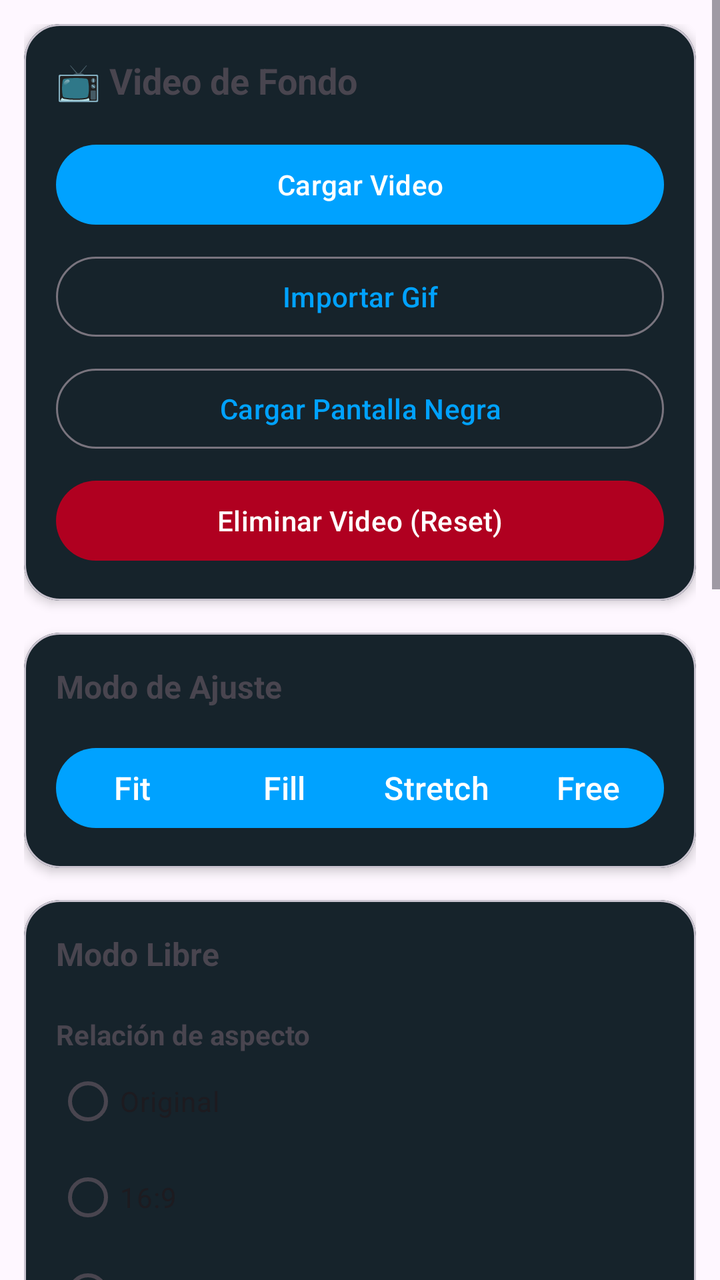
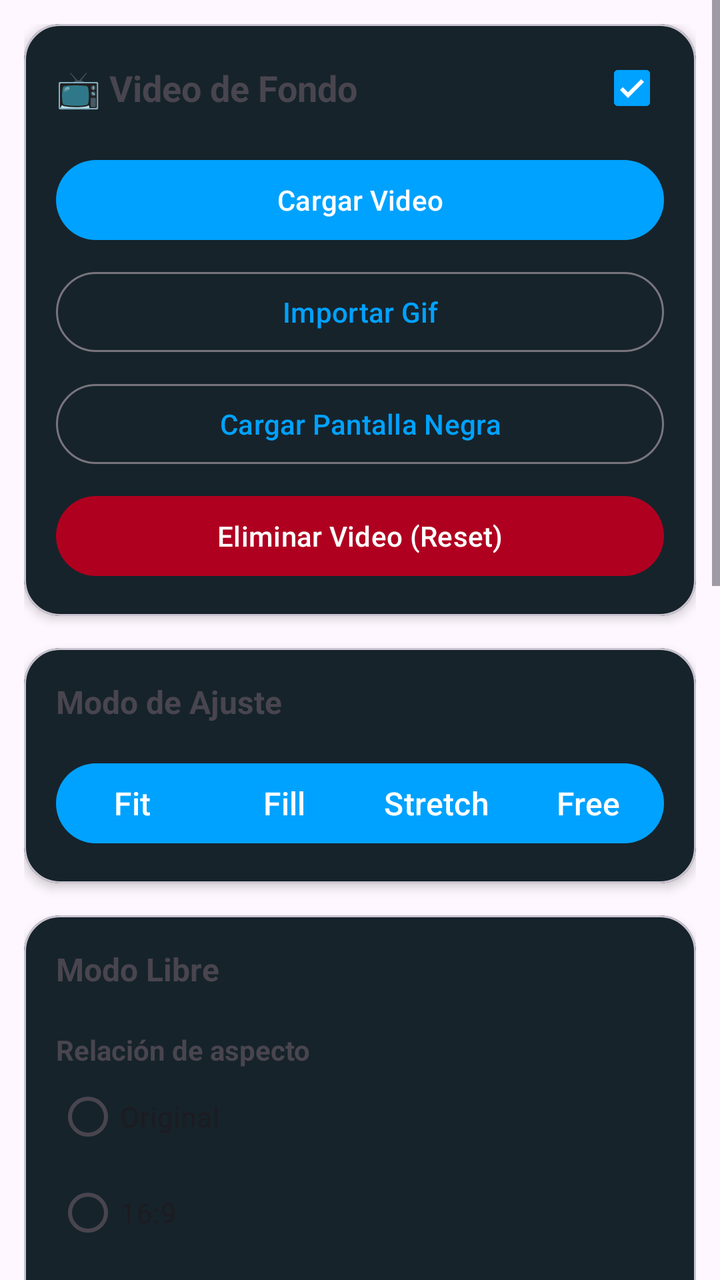

Screens rendered from an Android XML layout before and after an edit, with the pre-edit source and the edit as a unified diff.
<!-- AndroidManifest.xml: application theme Theme.RomasterLiveWall -->
<!-- res/layout/layout_video.xml -->
<?xml version="1.0" encoding="utf-8"?>
<ScrollView
    xmlns:android="http://schemas.android.com/apk/res/android"
    xmlns:app="http://schemas.android.com/apk/res-auto"
    android:layout_width="match_parent"
    android:layout_height="match_parent">

    <LinearLayout
        android:layout_width="match_parent"
        android:layout_height="wrap_content"
        android:orientation="vertical"
        android:padding="12dp">

        
        
        

        <com.google.android.material.card.MaterialCardView
            android:layout_width="match_parent"
            android:layout_height="wrap_content"
            android:layout_marginBottom="16dp"
            app:cardCornerRadius="18dp"
            app:cardElevation="3dp">

            <LinearLayout
                android:layout_width="match_parent"
                android:layout_height="wrap_content"
                android:orientation="vertical"
                android:padding="16dp">

                <TextView
                    android:layout_width="wrap_content"
                    android:layout_height="wrap_content"
                    android:text="📺 Video de Fondo"
                    android:textStyle="bold"
                    android:textSize="18sp"/>

                <com.google.android.material.button.MaterialButton
                    android:id="@+id/buttonSelectVideo"
                    style="@style/Widget.Material3.Button"
                    android:layout_width="match_parent"
                    android:layout_height="wrap_content"
                    android:layout_marginTop="16dp"
                    android:text="Cargar Video"/>

                <com.google.android.material.button.MaterialButton
                    android:id="@+id/buttonImportGifWallpaper"
                    style="@style/Widget.Material3.Button.OutlinedButton"
                    android:layout_width="match_parent"
                    android:layout_height="wrap_content"
                    android:layout_marginTop="8dp"
                    android:text="Importar Gif"/>

                <com.google.android.material.button.MaterialButton
                    android:id="@+id/buttonBlackScreenWallpaper"
                    style="@style/Widget.Material3.Button.OutlinedButton"
                    android:layout_width="match_parent"
                    android:layout_height="wrap_content"
                    android:layout_marginTop="8dp"
                    android:text="Cargar Pantalla Negra"/>

                <com.google.android.material.button.MaterialButton
                    android:id="@+id/buttonResetWallpaperVideo"
                    style="@style/Widget.Material3.Button"
                    android:layout_width="match_parent"
                    android:layout_height="wrap_content"
                    android:layout_marginTop="8dp"
                    android:text="Eliminar Video (Reset)"
                    android:textColor="@android:color/white"
                    app:backgroundTint="#B00020"/>

            </LinearLayout>

        </com.google.android.material.card.MaterialCardView>

        
        
        

        <com.google.android.material.card.MaterialCardView
            android:layout_width="match_parent"
            android:layout_height="wrap_content"
            android:layout_marginBottom="16dp"
            app:cardCornerRadius="18dp"
            app:cardElevation="3dp">

            <LinearLayout
                android:layout_width="match_parent"
                android:layout_height="wrap_content"
                android:orientation="vertical"
                android:padding="16dp">

                <TextView
                    android:layout_width="wrap_content"
                    android:layout_height="wrap_content"
                    android:text="Modo de Ajuste"
                    android:textStyle="bold"
                    android:textSize="16sp"/>

                <com.google.android.material.button.MaterialButtonToggleGroup
                    android:id="@+id/toggleVideoMode"
                    android:layout_width="match_parent"
                    android:layout_height="wrap_content"
                    android:layout_marginTop="16dp"
                    app:singleSelection="true">
                
                    <com.google.android.material.button.MaterialButton
                        android:id="@+id/buttonFit"
                        android:layout_width="0dp"
                        android:layout_height="wrap_content"
                        android:layout_weight="1"
                        android:textSize="16sp"
                        android:paddingHorizontal="0dp"
                        android:insetLeft="0dp"
                        android:insetRight="0dp"
                        android:text="Fit"/>
                
                    <com.google.android.material.button.MaterialButton
                        android:id="@+id/buttonFill"
                        android:layout_width="0dp"
                        android:layout_height="wrap_content"
                        android:layout_weight="1"
                        android:textSize="16sp"
                        android:paddingHorizontal="0dp"
                        android:insetLeft="0dp"
                        android:insetRight="0dp"
                        android:text="Fill"/>
                
                    <com.google.android.material.button.MaterialButton
                        android:id="@+id/buttonStretch"
                        android:layout_width="0dp"
                        android:layout_height="wrap_content"
                        android:layout_weight="1"
                        android:textSize="16sp"
                        android:paddingHorizontal="0dp"
                        android:insetLeft="0dp"
                        android:insetRight="0dp"
                        android:text="Stretch"/>
                
                    <com.google.android.material.button.MaterialButton
                        android:id="@+id/buttonFree"
                        android:layout_width="0dp"
                        android:layout_height="wrap_content"
                        android:layout_weight="1"
                        android:textSize="16sp"
                        android:paddingHorizontal="0dp"
                        android:insetLeft="0dp"
                        android:insetRight="0dp"
                        android:text="Free"/>
                
                </com.google.android.material.button.MaterialButtonToggleGroup>

            </LinearLayout>

        </com.google.android.material.card.MaterialCardView>

        
        
        

        <com.google.android.material.card.MaterialCardView
            android:id="@+id/cardFreeMode"
            android:layout_width="match_parent"
            android:layout_height="wrap_content"
            android:layout_marginBottom="16dp"
            app:cardCornerRadius="18dp"
            app:cardElevation="3dp">

            <LinearLayout
                android:layout_width="match_parent"
                android:layout_height="wrap_content"
                android:orientation="vertical"
                android:padding="16dp">

                <TextView
                    android:layout_width="wrap_content"
                    android:layout_height="wrap_content"
                    android:text="Modo Libre"
                    android:textStyle="bold"
                    android:textSize="16sp"/>

                

                <TextView
                    android:layout_width="wrap_content"
                    android:layout_height="wrap_content"
                    android:layout_marginTop="20dp"
                    android:text="Relación de aspecto"
                    android:textStyle="bold"/>

                <RadioGroup
                    android:id="@+id/radioAspectRatio"
                    android:layout_width="match_parent"
                    android:layout_height="wrap_content">

                    <RadioButton
                        android:id="@+id/radioAspectOriginal"
                        android:layout_width="wrap_content"
                        android:layout_height="wrap_content"
                        android:text="Original"/>

                    <RadioButton
                        android:id="@+id/radioAspect16x9"
                        android:layout_width="wrap_content"
                        android:layout_height="wrap_content"
                        android:text="16:9"/>

                    <RadioButton
                        android:id="@+id/radioAspect16x10"
                        android:layout_width="wrap_content"
                        android:layout_height="wrap_content"
                        android:text="16:10"/>

                    <RadioButton
                        android:id="@+id/radioAspect18x9"
                        android:layout_width="wrap_content"
                        android:layout_height="wrap_content"
                        android:text="18:9"/>
                    
                    <RadioButton
                        android:id="@+id/radioAspect20x9"
                        android:layout_width="wrap_content"
                        android:layout_height="wrap_content"
                        android:text="20:9"/>

                    <RadioButton
                        android:id="@+id/radioAspect4x3"
                        android:layout_width="wrap_content"
                        android:layout_height="wrap_content"
                        android:text="4:3"/>

                    <RadioButton
                        android:id="@+id/radioAspect3x2"
                        android:layout_width="wrap_content"
                        android:layout_height="wrap_content"
                        android:text="3:2"/>

                </RadioGroup>

                

                <LinearLayout
                    android:layout_width="match_parent"
                    android:layout_height="wrap_content"
                    android:layout_marginTop="20dp"
                    android:orientation="horizontal">

                    <TextView
                        android:layout_width="wrap_content"
                        android:layout_height="wrap_content"
                        android:layout_weight="1"
                        android:text="Zoom"/>

                    <TextView
                        android:id="@+id/textVideoZoomValue"
                        android:layout_width="wrap_content"
                        android:layout_height="wrap_content"
                        android:text="100"/>

                </LinearLayout>

                <com.google.android.material.slider.Slider
                    android:id="@+id/sliderVideoZoom"
                    android:layout_width="match_parent"
                    android:layout_height="wrap_content"
                    android:value="100"
                    android:valueFrom="10"
                    android:valueTo="800"/>

                

                <LinearLayout
                    android:layout_width="match_parent"
                    android:layout_height="wrap_content"
                    android:orientation="horizontal">

                    <TextView
                        android:layout_width="wrap_content"
                        android:layout_height="wrap_content"
                        android:layout_weight="1"
                        android:text="Posición X"/>

                    <TextView
                        android:id="@+id/textVideoPosXValue"
                        android:layout_width="wrap_content"
                        android:layout_height="wrap_content"
                        android:text="0"/>

                </LinearLayout>

                <com.google.android.material.slider.Slider
                    android:id="@+id/sliderVideoPosX"
                    android:layout_width="match_parent"
                    android:layout_height="wrap_content"
                    android:valueFrom="-100"
                    android:valueTo="100"/>

                

                <LinearLayout
                    android:layout_width="match_parent"
                    android:layout_height="wrap_content"
                    android:orientation="horizontal">

                    <TextView
                        android:layout_width="match_parent"
                        android:layout_height="wrap_content"
                        android:layout_weight="1"
                        android:text="Posición Y"/>

                    <TextView
                        android:id="@+id/textVideoPosYValue"
                        android:layout_width="wrap_content"
                        android:layout_height="wrap_content"
                        android:text="0"/>

                </LinearLayout>

                <com.google.android.material.slider.Slider
                    android:id="@+id/sliderVideoPosY"
                    android:layout_width="match_parent"
                    android:layout_height="wrap_content"
                    android:valueFrom="-100"
                    android:valueTo="100"/>

            </LinearLayout>

        </com.google.android.material.card.MaterialCardView>
        
        
        
        <com.google.android.material.card.MaterialCardView
            android:layout_width="match_parent"
            android:layout_height="wrap_content"
            android:layout_marginTop="12dp"
            app:cardCornerRadius="16dp">
        
            <LinearLayout
                android:layout_width="match_parent"
                android:layout_height="wrap_content"
                android:orientation="vertical"
                android:padding="16dp">
        
                <TextView
                    android:layout_width="wrap_content"
                    android:layout_height="wrap_content"
                    android:text="Sonido"
                    android:textStyle="bold"
                    android:textSize="16sp"/>
        
                <LinearLayout
                    android:layout_width="match_parent"
                    android:layout_height="wrap_content"
                    android:layout_marginTop="16dp"
                    android:gravity="center_vertical"
                    android:orientation="horizontal">

                    <ImageView
                        android:id="@+id/imageBgSoundIcon"
                        android:layout_width="24dp"
                        android:layout_height="24dp"
                        android:layout_marginEnd="12dp"
                        app:srcCompat="@drawable/baseline_volume_up_24"/>

                    <TextView
                        android:layout_width="0dp"
                        android:layout_height="wrap_content"
                        android:layout_weight="1"
                        android:text="Volumen"/>

                    <TextView
                        android:id="@+id/textBgSoundVolumeValue"
                        android:layout_width="wrap_content"
                        android:layout_height="wrap_content"
                        android:text="100"/>
                </LinearLayout>

                <com.google.android.material.slider.Slider
                    android:id="@+id/sliderBgSoundVolume"
                    android:layout_width="match_parent"
                    android:layout_height="wrap_content"
                    android:valueFrom="0"
                    android:valueTo="100"
                    android:value="100"/>
        
                <LinearLayout
                    android:layout_width="match_parent"
                    android:layout_height="wrap_content"
                    android:layout_marginTop="16dp"
                    android:orientation="horizontal">
                
                    <com.google.android.material.button.MaterialButton
                        android:id="@+id/buttonLoadBgSound"
                        style="@style/Widget.Material3.Button.OutlinedButton"
                        android:layout_width="0dp"
                        android:layout_height="wrap_content"
                        android:layout_weight="1"
                        android:text="Cargar sonido"/>
                
                    <Space
                        android:layout_width="8dp"
                        android:layout_height="wrap_content"/>
                
                    <com.google.android.material.button.MaterialButton
                        android:id="@+id/buttonResetBgSound"
                        style="@style/Widget.Material3.Button.OutlinedButton"
                        android:layout_width="0dp"
                        android:layout_height="wrap_content"
                        android:layout_weight="1"
                        android:text="Reset"/>
                
                </LinearLayout>
        
                <TextView
                    android:id="@+id/textBgSoundFile"
                    android:layout_width="match_parent"
                    android:layout_height="wrap_content"
                    android:layout_marginTop="8dp"
                    android:ellipsize="middle"
                    android:maxLines="1"
                    android:text="Ningún sonido seleccionado"/>
                
                <TextView
                    android:id="@+id/textBgSoundDuration"
                    android:layout_width="wrap_content"
                    android:layout_height="wrap_content"
                    android:layout_marginTop="2dp"
                    android:text="Duración: --:--.---"
                    android:textSize="12sp"/>
        
            </LinearLayout>
        
        </com.google.android.material.card.MaterialCardView>

    </LinearLayout>

</ScrollView>
<!-- resources referenced by this layout -->
<resources>
  <!-- drawable baseline_volume_up_24 (drawable) -->
  <vector xmlns:android="http://schemas.android.com/apk/res/android"
          android:width="24dp"
          android:height="24dp"
          android:viewportWidth="24.0"
          android:viewportHeight="24.0"
          android:tint="?attr/colorControlNormal">
      <path
          android:fillColor="@android:color/white"
          android:pathData="M3,9v6h4l5,5L12,4L7,9L3,9zM16.5,12c0,-1.77 -1.02,-3.29 -2.5,-4.03v8.05c1.48,-0.73 2.5,-2.25 2.5,-4.02zM14,3.23v2.06c2.89,0.86 5,3.54 5,6.71s-2.11,5.85 -5,6.71v2.06c4.01,-0.91 7,-4.49 7,-8.77s-2.99,-7.86 -7,-8.77z"/>
  </vector>
  <style name="Theme.RomasterLiveWall" parent="Theme.Material3.DayNight.NoActionBar">
  
          <item name="colorPrimary">@color/md_theme_primary</item>
          <item name="colorSurface">@color/md_theme_surface</item>
          <item name="colorSurfaceVariant">@color/md_theme_surfaceVariant</item>
          <item name="android:statusBarColor">@android:color/transparent</item>
  
      </style>
  <color name="md_theme_primary">#00A2FF</color>
  <color name="md_theme_surface">#181818</color>
  <color name="md_theme_surfaceVariant">#242424</color>
</resources>

<!-- the commit's change to res/layout/layout_video.xml (unified diff, before → after) -->
@@ -28,12 +28,28 @@
                 android:orientation="vertical"
                 android:padding="16dp">
 
-                <TextView
-                    android:layout_width="wrap_content"
-                    android:layout_height="wrap_content"
-                    android:text="📺 Video de Fondo"
-                    android:textStyle="bold"
-                    android:textSize="18sp"/>
+                <LinearLayout
+                    android:layout_width="match_parent"
+                    android:layout_height="wrap_content"
+                    android:orientation="horizontal"
+                    android:gravity="center_vertical">
+
+                    <TextView
+                        android:layout_width="0dp"
+                        android:layout_height="wrap_content"
+                        android:layout_weight="1"
+                        android:text="📺 Video de Fondo"
+                        android:textStyle="bold"
+                        android:textSize="18sp"/>
+
+                    <com.google.android.material.checkbox.MaterialCheckBox
+                        android:id="@+id/checkVideoBgEnabled"
+                        android:layout_width="wrap_content"
+                        android:layout_height="wrap_content"
+                        android:checked="true"
+                        android:minWidth="0dp"
+                        android:minHeight="0dp"/>
+                </LinearLayout>
 
                 <com.google.android.material.button.MaterialButton
                     android:id="@+id/buttonSelectVideo"
